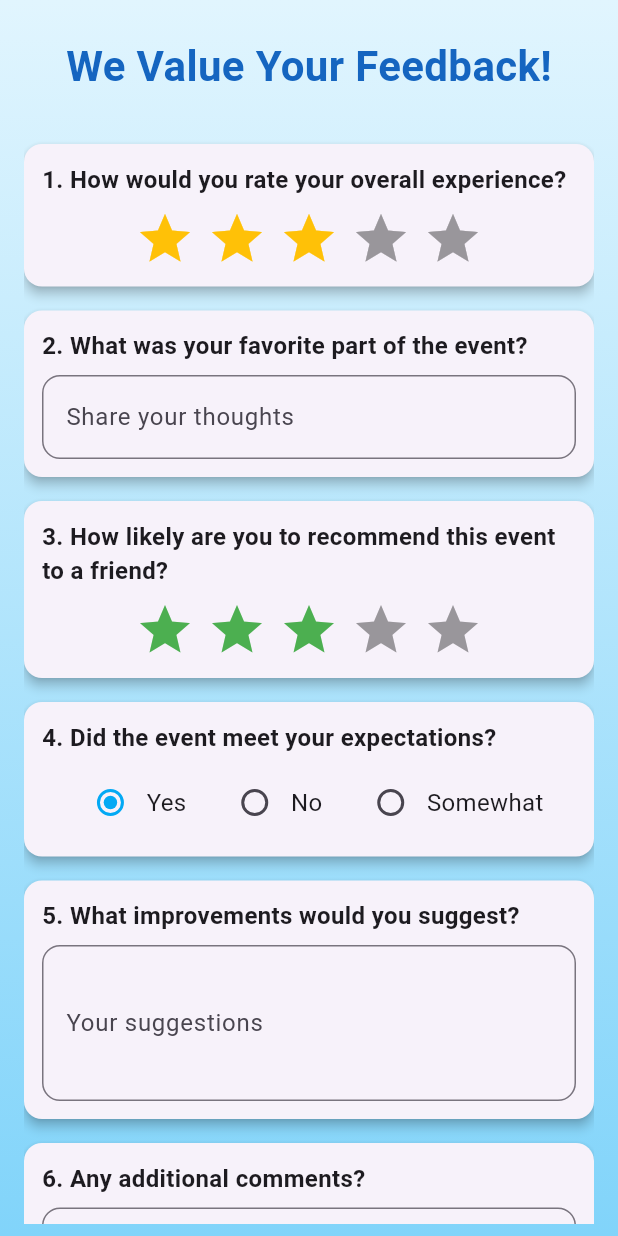
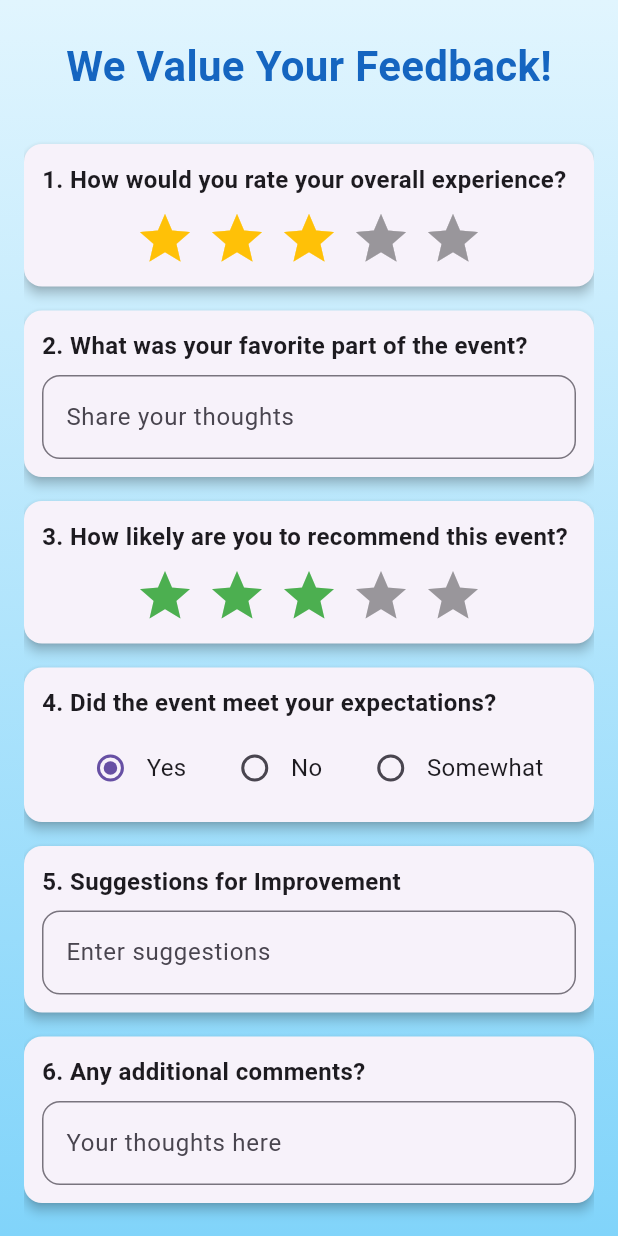
Before and after one commit to Mir1204/Evnt_Set-Application, a Flutter app: the FeedbackPage screen opened directly, on a phone screen of 412 x 824 dp. Run offline on Flutter 3.47's test engine with Material 3 defaults, Android fonts, the phone set to English and light mode, and no system bars; drawn by our look-alikes of flutter_rating_bar; our stand-ins replace image_picker, lottie, permission_handler, qr_flutter, shared_preferences; missing offline and left inert: mobile_scanner; accounts and stored records are empty; project files that could hold a hidden picture were left out.

Commit message:
frontend updated

```diff
--- a/lib/event_box.dart
+++ b/lib/event_box.dart
@@ -83,7 +83,7 @@ class EventBox extends StatelessWidget {
                         foregroundColor: Colors.white,
                         padding: const EdgeInsets.symmetric(horizontal: 16, vertical: 8),
                       ),
-                      child: Text(isRegistered ? "Show QR Code" : "Register Now"),
+                      child: Text(isRegistered ? "View Details" : "Register Now"),
                     ),
                   ),
                   if (showQRButton && onShowQR != null)
--- a/lib/eventdetail.dart
+++ b/lib/eventdetail.dart
@@ -150,7 +150,7 @@ class _EventDetailPageState extends State<EventDetailPage> {
 
         return Scaffold(
           appBar: AppBar(
-            backgroundColor: Colors.blueAccent,
+            backgroundColor: Colors.lightBlue[300],
             title: Text(
               widget.eventData["eventName"] ?? "Event Details",
               style: TextStyle(fontWeight: FontWeight.bold),
@@ -241,7 +241,7 @@ class _EventDetailPageState extends State<EventDetailPage> {
                                     child: ElevatedButton(
                                       onPressed: isRegistered ? null : _registerForEvent,
                                       style: ElevatedButton.styleFrom(
-                                        backgroundColor: isRegistered ? Colors.grey : Colors.blueAccent,
+                                        backgroundColor: isRegistered ? Colors.black : Colors.lightBlue[300],
                                         padding: const EdgeInsets.symmetric(vertical: 14),
                                         shape: RoundedRectangleBorder(borderRadius: BorderRadius.circular(12)),
                                       ),
@@ -259,7 +259,7 @@ class _EventDetailPageState extends State<EventDetailPage> {
                                       icon: const Icon(Icons.qr_code_2),
                                       label: const Text('Show QR Code'),
                                       style: ElevatedButton.styleFrom(
-                                        backgroundColor: isRegistered ? Colors.green : Colors.grey,
+                                        backgroundColor: isRegistered ? Colors.green : Colors.black,
                                         padding: const EdgeInsets.symmetric(vertical: 14),
                                         shape: RoundedRectangleBorder(borderRadius: BorderRadius.circular(12)),
                                       ),
--- a/lib/feedback.dart
+++ b/lib/feedback.dart
@@ -111,12 +111,12 @@ class _FeedbackPageState extends State<FeedbackPage>
                   SizedBox(height: 4),
                   Text('6. Additional Comments: ${_additionalCommentsController.text.trim()}'),
                   SizedBox(height: 4),
-                  Text('8. Session Engagement: $_sessionEngagement stars'),
+                  Text('7. Session Engagement: $_sessionEngagement stars'),
                   SizedBox(height: 4),
-                  Text('9. Organization Rating: $_organizationRating stars'),
+                  Text('8. Organization Rating: $_organizationRating stars'),
                   SizedBox(height: 4),
                   Text(
-                      '10. Future Attendance: ${_futureAttendance == YesNo.yes ? "Yes" : _futureAttendance == YesNo.no ? "No" : "Somewhat"}'),
+                      '9. Future Attendance: ${_futureAttendance == YesNo.yes ? "Yes" : _futureAttendance == YesNo.no ? "No" : "Somewhat"}'),
                 ],
               ),
             ),
@@ -174,12 +174,7 @@ class _FeedbackPageState extends State<FeedbackPage>
       ValueChanged<YesNo?> onChanged) {
     return Row(
       children: [
-        Radio<YesNo>(
-          value: value,
-          groupValue: groupValue,
-          activeColor: Colors.lightBlue,
-          onChanged: onChanged,
-        ),
+        Radio<YesNo>(value: value, groupValue: groupValue, onChanged: onChanged),
         Text(label, style: TextStyle(fontSize: 16)),
       ],
     );
@@ -188,7 +183,6 @@ class _FeedbackPageState extends State<FeedbackPage>
   @override
   Widget build(BuildContext context) {
     return Scaffold(
-      // Gradient background for a modern look.
       body: Container(
         decoration: BoxDecoration(
           gradient: LinearGradient(
@@ -216,16 +210,12 @@ class _FeedbackPageState extends State<FeedbackPage>
                     ),
                   ),
                   SizedBox(height: 24),
-                  // Question 1: Overall Experience Rating
                   _buildCard(
                     child: Column(
                       crossAxisAlignment: CrossAxisAlignment.start,
                       children: [
-                        Text(
-                          '1. How would you rate your overall experience?',
-                          style: TextStyle(
-                              fontSize: 16, fontWeight: FontWeight.bold),
-                        ),
+                        Text('1. How would you rate your overall experience?',
+                            style: TextStyle(fontSize: 16, fontWeight: FontWeight.bold)),
                         SizedBox(height: 8),
                         Center(
                           child: RatingBar.builder(
@@ -235,10 +225,7 @@ class _FeedbackPageState extends State<FeedbackPage>
                             allowHalfRating: true,
                             itemCount: 5,
                             itemPadding: EdgeInsets.symmetric(horizontal: 4.0),
-                            itemBuilder: (context, _) => Icon(
-                              Icons.star,
-                              color: Colors.amber,
-                            ),
+                            itemBuilder: (context, _) => Icon(Icons.star, color: Colors.amber),
                             onRatingUpdate: (rating) {
                               setState(() {
                                 _overallExperience = rating;
@@ -249,16 +236,12 @@ class _FeedbackPageState extends State<FeedbackPage>
                       ],
                     ),
                   ),
-                  // Question 2: Favorite Part of the Event
                   _buildCard(
                     child: Column(
                       crossAxisAlignment: CrossAxisAlignment.start,
                       children: [
-                        Text(
-                          '2. What was your favorite part of the event?',
-                          style: TextStyle(
-                              fontSize: 16, fontWeight: FontWeight.bold),
-                        ),
+                        Text('2. What was your favorite part of the event?',
+                            style: TextStyle(fontSize: 16, fontWeight: FontWeight.bold)),
                         SizedBox(height: 8),
                         TextFormField(
                           controller: _favoritePartController,
@@ -273,16 +256,12 @@ class _FeedbackPageState extends State<FeedbackPage>
                       ],
                     ),
                   ),
-                  // Question 3: Likelihood to Recommend
                   _buildCard(
                     child: Column(
                       crossAxisAlignment: CrossAxisAlignment.start,
                       children: [
-                        Text(
-                          '3. How likely are you to recommend this event to a friend?',
-                          style: TextStyle(
-                              fontSize: 16, fontWeight: FontWeight.bold),
-                        ),
+                        Text('3. How likely are you to recommend this event?',
+                            style: TextStyle(fontSize: 16, fontWeight: FontWeight.bold)),
                         SizedBox(height: 8),
                         Center(
                           child: RatingBar.builder(
@@ -292,10 +271,7 @@ class _FeedbackPageState extends State<FeedbackPage>
                             allowHalfRating: true,
                             itemCount: 5,
                             itemPadding: EdgeInsets.symmetric(horizontal: 4.0),
-                            itemBuilder: (context, _) => Icon(
-                              Icons.star,
-                              color: Colors.green,
-                            ),
+                            itemBuilder: (context, _) => Icon(Icons.star, color: Colors.green),
                             onRatingUpdate: (rating) {
                               setState(() {
                                 _recommendRating = rating;
@@ -306,35 +282,27 @@ class _FeedbackPageState extends State<FeedbackPage>
                       ],
                     ),
                   ),
-                  // Question 4: Event Expectations
                   _buildCard(
                     child: Column(
                       crossAxisAlignment: CrossAxisAlignment.start,
                       children: [
-                        Text(
-                          '4. Did the event meet your expectations?',
-                          style: TextStyle(
-                              fontSize: 16, fontWeight: FontWeight.bold),
-                        ),
+                        Text('4. Did the event meet your expectations?',
+                            style: TextStyle(fontSize: 16, fontWeight: FontWeight.bold)),
                         SizedBox(height: 8),
                         Row(
                           mainAxisAlignment: MainAxisAlignment.spaceEvenly,
                           children: [
-                            _buildRadioOption(YesNo.yes, 'Yes', _expectations,
-                                    (value) {
+                            _buildRadioOption(YesNo.yes, 'Yes', _expectations, (value) {
                               setState(() {
                                 _expectations = value;
                               });
                             }),
-                            _buildRadioOption(YesNo.no, 'No', _expectations,
-                                    (value) {
+                            _buildRadioOption(YesNo.no, 'No', _expectations, (value) {
                               setState(() {
                                 _expectations = value;
                               });
                             }),
-                            _buildRadioOption(
-                                YesNo.somewhat, 'Somewhat', _expectations,
-                                    (value) {
+                            _buildRadioOption(YesNo.somewhat, 'Somewhat', _expectations, (value) {
                               setState(() {
                                 _expectations = value;
                               });
@@ -344,24 +312,19 @@ class _FeedbackPageState extends State<FeedbackPage>
                       ],
                     ),
                   ),
-                  // Question 5: Suggestions for Improvement
                   _buildCard(
                     child: Column(
                       crossAxisAlignment: CrossAxisAlignment.start,
                       children: [
-                        Text(
-                          '5. What improvements would you suggest?',
-                          style: TextStyle(
-                              fontSize: 16, fontWeight: FontWeight.bold),
-                        ),
+                        Text('5. Suggestions for Improvement',
+                            style: TextStyle(fontSize: 16, fontWeight: FontWeight.bold)),
                         SizedBox(height: 8),
                         TextFormField(
                           controller: _improvementsController,
-                          decoration: _buildInputDecoration('Your suggestions'),
-                          maxLines: 3,
+                          decoration: _buildInputDecoration('Enter suggestions'),
                           validator: (value) {
                             if (value == null || value.trim().isEmpty) {
-                              return 'Please share your suggestions';
+                              return 'Please provide your suggestions';
                             }
                             return null;
                           },
@@ -369,36 +332,52 @@ class _FeedbackPageState extends State<FeedbackPage>
                       ],
                     ),
                   ),
-                  // Question 6: Additional Comments
                   _buildCard(
                     child: Column(
                       crossAxisAlignment: CrossAxisAlignment.start,
                       children: [
-                        Text(
-                          '6. Any additional comments?',
-                          style: TextStyle(
-                              fontSize: 16, fontWeight: FontWeight.bold),
-                        ),
+                        Text('6. Any additional comments?',
+                            style: TextStyle(fontSize: 16, fontWeight: FontWeight.bold)),
                         SizedBox(height: 8),
                         TextFormField(
                           controller: _additionalCommentsController,
-                          decoration: _buildInputDecoration('Your comments'),
-                          maxLines: 3,
+                          decoration: _buildInputDecoration('Your thoughts here'),
+                          validator: (value) {
+                            if (value == null || value.trim().isEmpty) {
+                              return 'Please add any comments';
+                            }
+                            return null;
+                          },
                         ),
                       ],
                     ),
                   ),
-
-                  // Question 8: Session Engagement
                   _buildCard(
                     child: Column(
                       crossAxisAlignment: CrossAxisAlignment.start,
                       children: [
-                        Text(
-                          '7. How engaging were the sessions?',
-                          style: TextStyle(
-                              fontSize: 16, fontWeight: FontWeight.bold),
+                        Text('7. Feedback on Speakers',
+                            style: TextStyle(fontSize: 16, fontWeight: FontWeight.bold)),
+                        SizedBox(height: 8),
+                        TextFormField(
+                          controller: _speakersFeedbackController,
+                          decoration: _buildInputDecoration('Speaker feedback'),
+                          validator: (value) {
+                            if (value == null || value.trim().isEmpty) {
+                              return 'Please provide feedback on the speakers';
+                            }
+                            return null;
+                          },
                         ),
+                      ],
+                    ),
+                  ),
+                  _buildCard(
+                    child: Column(
+                      crossAxisAlignment: CrossAxisAlignment.start,
+                      children: [
+                        Text('8. How engaging were the sessions?',
+                            style: TextStyle(fontSize: 16, fontWeight: FontWeight.bold)),
                         SizedBox(height: 8),
                         Center(
                           child: RatingBar.builder(
@@ -408,10 +387,7 @@ class _FeedbackPageState extends State<FeedbackPage>
                             allowHalfRating: true,
                             itemCount: 5,
                             itemPadding: EdgeInsets.symmetric(horizontal: 4.0),
-                            itemBuilder: (context, _) => Icon(
-                              Icons.star,
-                              color: Colors.orange,
-                            ),
+                            itemBuilder: (context, _) => Icon(Icons.star, color: Colors.orange),
                             onRatingUpdate: (rating) {
                               setState(() {
                                 _sessionEngagement = rating;
@@ -422,16 +398,12 @@ class _FeedbackPageState extends State<FeedbackPage>
                       ],
                     ),
                   ),
-                  // Question 9: Event Organization
                   _buildCard(
                     child: Column(
                       crossAxisAlignment: CrossAxisAlignment.start,
                       children: [
-                        Text(
-                          '8. How would you rate the event organization?',
-                          style: TextStyle(
-                              fontSize: 16, fontWeight: FontWeight.bold),
-                        ),
+                        Text('9. How was the event organization?',
+                            style: TextStyle(fontSize: 16, fontWeight: FontWeight.bold)),
                         SizedBox(height: 8),
                         Center(
                           child: RatingBar.builder(
@@ -441,10 +413,7 @@ class _FeedbackPageState extends State<FeedbackPage>
                             allowHalfRating: true,
                             itemCount: 5,
                             itemPadding: EdgeInsets.symmetric(horizontal: 4.0),
-                            itemBuilder: (context, _) => Icon(
-                              Icons.star,
-                              color: Colors.purple,
-                            ),
+                            itemBuilder: (context, _) => Icon(Icons.star, color: Colors.purple),
                             onRatingUpdate: (rating) {
                               setState(() {
                                 _organizationRating = rating;
@@ -455,34 +424,27 @@ class _FeedbackPageState extends State<FeedbackPage>
                       ],
                     ),
                   ),
-                  // Question 10: Future Attendance
                   _buildCard(
                     child: Column(
                       crossAxisAlignment: CrossAxisAlignment.start,
                       children: [
-                        Text(
-                          '9. Would you attend future events?',
-                          style: TextStyle(
-                              fontSize: 16, fontWeight: FontWeight.bold),
-                        ),
+                        Text('10. Would you attend future events?',
+                            style: TextStyle(fontSize: 16, fontWeight: FontWeight.bold)),
                         SizedBox(height: 8),
                         Row(
                           mainAxisAlignment: MainAxisAlignment.spaceEvenly,
                           children: [
-                            _buildRadioOption(YesNo.yes, 'Yes', _futureAttendance,
-                                    (value) {
+                            _buildRadioOption(YesNo.yes, 'Yes', _futureAttendance, (value) {
                               setState(() {
                                 _futureAttendance = value;
                               });
                             }),
-                            _buildRadioOption(YesNo.no, 'No', _futureAttendance,
-                                    (value) {
+                            _buildRadioOption(YesNo.no, 'No', _futureAttendance, (value) {
                               setState(() {
                                 _futureAttendance = value;
                               });
                             }),
-                            _buildRadioOption(YesNo.somewhat, 'Somewhat', _futureAttendance,
-                                    (value) {
+                            _buildRadioOption(YesNo.somewhat, 'Somewhat', _futureAttendance, (value) {
                               setState(() {
                                 _futureAttendance = value;
                               });
@@ -493,36 +455,35 @@ class _FeedbackPageState extends State<FeedbackPage>
                     ),
                   ),
                   SizedBox(height: 24),
-                  // Animated Submit Button
+                  // Submit Button with Animation
                   Center(
-                    child: GestureDetector(
-                      onTapDown: (_) => _animationController.forward(),
-                      onTapUp: (_) {
-                        _animationController.reverse();
-                        _submitFeedback();
-                      },
-                      child: ScaleTransition(
-                        scale: _scaleAnimation,
-                        child: ElevatedButton(
-                          onPressed: () {},
+                    child: AnimatedBuilder(
+                      animation: _scaleAnimation,
+                      builder: (context, child) {
+                        return ElevatedButton(
+                          onPressed: _submitFeedback,
                           style: ElevatedButton.styleFrom(
-                            backgroundColor: Colors.blue,
-                            padding: EdgeInsets.symmetric(
-                                vertical: 16, horizontal: 32),
+                            padding: EdgeInsets.symmetric(horizontal: 40, vertical: 16),
+                            backgroundColor: Colors.lightBlue,
                             shape: RoundedRectangleBorder(
                               borderRadius: BorderRadius.circular(12),
                             ),
-                            elevation: 6,
                           ),
+                          child: Transform.scale(
+                            scale: _scaleAnimation.value,
                             child: Text(
                               'Submit Feedback',
-                            style: TextStyle(fontSize: 18),
+                              style: TextStyle(
+                                fontSize: 18,
+                                fontWeight: FontWeight.bold,
+                                color: Colors.white,
                               ),
                             ),
                           ),
+                        );
+                      },
                     ),
                   ),
-                  SizedBox(height: 24),
                 ],
               ),
             ),
--- a/lib/registered_events_section.dart
+++ b/lib/registered_events_section.dart
@@ -38,7 +38,9 @@ class _RegisteredEventsSectionState extends State<RegisteredEventsSection> {
     return Scaffold(
       appBar: AppBar(
         title: const Text("Registered Events"),
-        backgroundColor: Colors.blueAccent,
+        backgroundColor: Colors.transparent,
+        foregroundColor: Colors.black,
+        elevation: 0,
       ),
       body: registeredEvents.isEmpty
           ? const Center(child: Text("No registered events found."))
```
Also changed, not shown: lib/home_page.dart (+71 -34 lines), 4 other files. Lines whose indentation alone changed are shown as unchanged.
